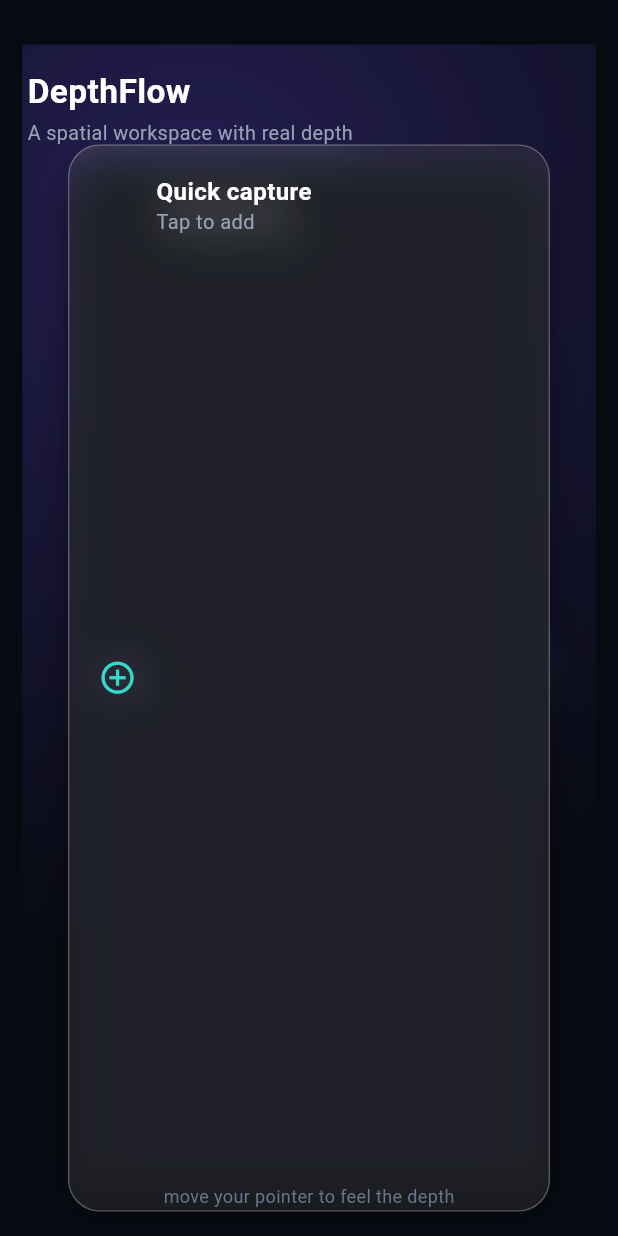
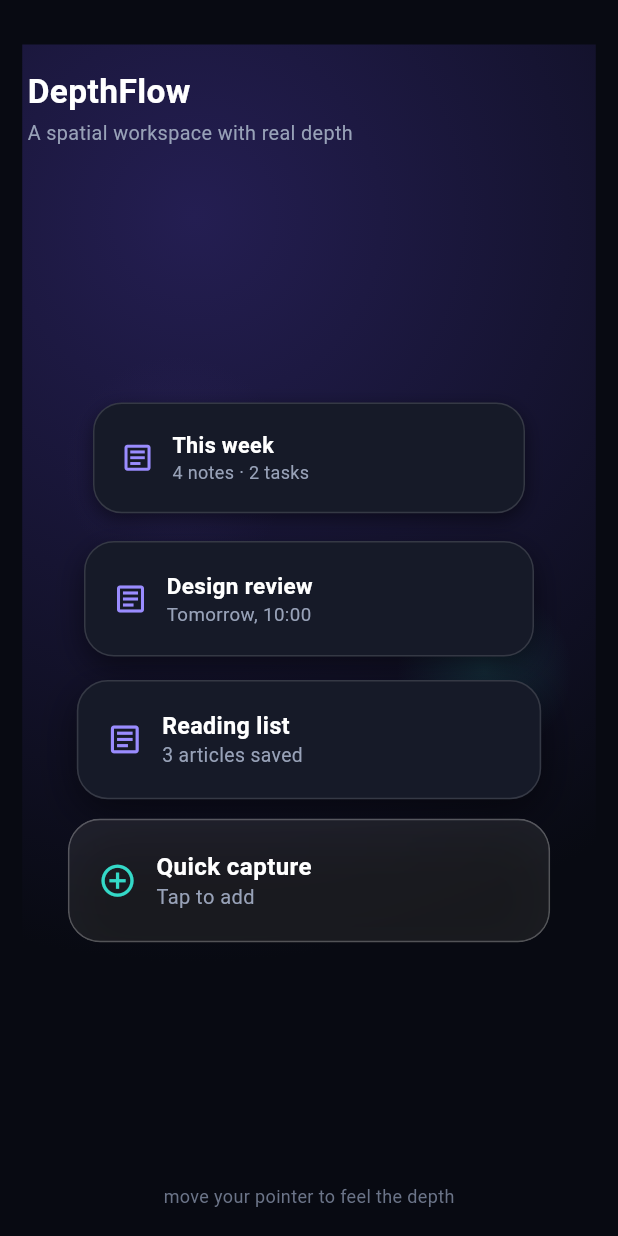
Before and after one commit to parag-labs/depth-flow, a Flutter app: the screen it shows after launch, on a phone screen of 412 x 824 dp. Run offline on Flutter 3.47's test engine with Material 3 defaults, Android fonts, the phone set to English and light mode, and no system bars.

Commit message:
Size scene cards to their content so every card is visible
The text column in each card defaulted to MainAxisSize.max, so every card stretched to the full height of the scene and the glass Quick capture card, painted last, covered the rest. Make the column hug its content (and ellipsize long text on narrow screens), and add a widget test that checks card heights and overlap on wide and phone-sized viewports.

```diff
--- a/lib/main.dart
+++ b/lib/main.dart
@@ -197,12 +197,15 @@
         children: [
           Icon(layer.glass ? Icons.add_circle_outline : Icons.article_outlined, color: layer.glass ? const Color(0xFF34D9C8) : const Color(0xFF9A8CFF)),
           const SizedBox(width: 12),
-          Column(
-            crossAxisAlignment: CrossAxisAlignment.start,
-            children: [
-              Text(layer.title, style: const TextStyle(color: Colors.white, fontWeight: FontWeight.w600, fontSize: 15)),
-              Text(layer.subtitle, style: const TextStyle(color: Color(0xFF98A2B8), fontSize: 12.5)),
-            ],
+          Flexible(
+            child: Column(
+              mainAxisSize: MainAxisSize.min,
+              crossAxisAlignment: CrossAxisAlignment.start,
+              children: [
+                Text(layer.title, overflow: TextOverflow.ellipsis, style: const TextStyle(color: Colors.white, fontWeight: FontWeight.w600, fontSize: 15)),
+                Text(layer.subtitle, overflow: TextOverflow.ellipsis, style: const TextStyle(color: Color(0xFF98A2B8), fontSize: 12.5)),
+              ],
+            ),
           ),
         ],
       ),
```
Also changed, not shown: 2 other files.
